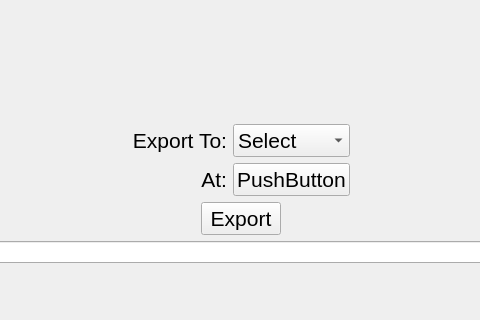
Old version of the form ui/export.ui in the repository pcdshub/stock-management; both pictures show x 391 to 871 and y 133 to 453 of the 1263 by 813 pixel window.
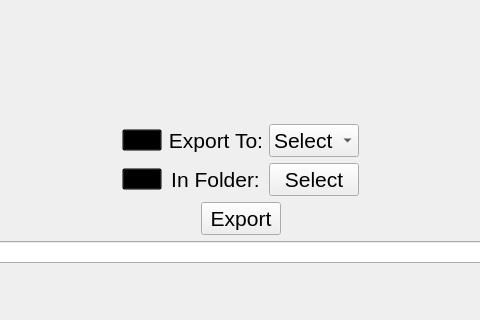
New version of the form. Icons and pictures are not drawn.

Commit message:
Images, Icons, Styles, Big .ui Changes
- Added lots of icons to be used around application, no functionality changes, just visuals.

- "Make the sidebar buttons look like buttons" per Jasmines request

- In .ui files: added the icons in appropriate places.

- In export.ui: changed texts to say "Export To:" and "In Folder:".

- In resource.qrc: renamed it to resources.qrc and added data into it. It currently does nothing because my laptop cant convert the file into a _rc.py file, that will happen at the end of the project.

Diff of the .ui file:
```diff
--- a/ui/export.ui
+++ b/ui/export.ui
@@ -79,6 +79,38 @@
      <item>
       <layout class="QGridLayout" name="gridLayout">
        <item row="0" column="1">
+        <widget class="QLabel" name="label_2">
+         <property name="font">
+          <font>
+           <pointsize>16</pointsize>
+          </font>
+         </property>
+         <property name="text">
+          <string>Export To:</string>
+         </property>
+         <property name="alignment">
+          <set>Qt::AlignRight|Qt::AlignTrailing|Qt::AlignVCenter</set>
+         </property>
+        </widget>
+       </item>
+       <item row="3" column="3">
+        <widget class="QPushButton" name="location_btn">
+         <property name="font">
+          <font>
+           <pointsize>16</pointsize>
+          </font>
+         </property>
+         <property name="text">
+          <string>Select</string>
+         </property>
+         <property name="icon">
+          <iconset>
+           <normaloff>../assets/icons/folder-tree.svg</normaloff>../assets/icons/folder-tree.svg
+          </iconset>
+         </property>
+        </widget>
+       </item>
+       <item row="0" column="3">
         <widget class="QComboBox" name="export_combo">
          <property name="font">
           <font>
@@ -112,45 +144,42 @@
          </item>
         </widget>
        </item>
+       <item row="3" column="1">
+        <widget class="QLabel" name="label_3">
+         <property name="font">
+          <font>
+           <pointsize>16</pointsize>
+          </font>
+         </property>
+         <property name="text">
+          <string>In Folder:</string>
+         </property>
+         <property name="alignment">
+          <set>Qt::AlignCenter</set>
+         </property>
+        </widget>
+       </item>
        <item row="0" column="0">
-        <widget class="QLabel" name="label_2">
-         <property name="font">
-          <font>
-           <pointsize>16</pointsize>
-          </font>
+        <widget class="QPushButton" name="pushButton">
+         <property name="styleSheet">
+          <string notr="true">background-color: transparent;</string>
          </property>
-         <property name="text">
-          <string>Export To:</string>
-         </property>
-         <property name="alignment">
-          <set>Qt::AlignRight|Qt::AlignTrailing|Qt::AlignVCenter</set>
+         <property name="icon">
+          <iconset>
+           <normaloff>../assets/icons/file.svg</normaloff>../assets/icons/file.svg
+          </iconset>
          </property>
         </widget>
        </item>
        <item row="3" column="0">
-        <widget class="QLabel" name="label_3">
-         <property name="font">
-          <font>
-           <pointsize>16</pointsize>
-          </font>
+        <widget class="QPushButton" name="pushButton_2">
+         <property name="styleSheet">
+          <string notr="true">background-color: transparent;</string>
          </property>
-         <property name="text">
-          <string>At:</string>
-         </property>
-         <property name="alignment">
-          <set>Qt::AlignRight|Qt::AlignTrailing|Qt::AlignVCenter</set>
-         </property>
-        </widget>
-       </item>
-       <item row="3" column="1">
-        <widget class="QPushButton" name="location_btn">
-         <property name="font">
-          <font>
-           <pointsize>16</pointsize>
-          </font>
-         </property>
-         <property name="text">
-          <string>PushButton</string>
+         <property name="icon">
+          <iconset>
+           <normaloff>../assets/icons/folder.svg</normaloff>../assets/icons/folder.svg
+          </iconset>
          </property>
         </widget>
        </item>
```
Left out of the diff: 30 changed lines with no effect on the pictures. The commit also changes 27 other files.
